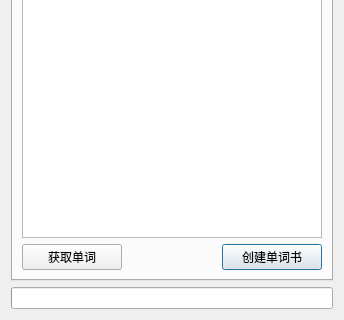
This is src/UIForm/main_ui.ui in bet4it/shanbay2anki as Qt 5 draws it before an edit; both pictures show x 0 to 344 and y 162 to 482 of the 344 by 482 pixel window. The edited form follows.
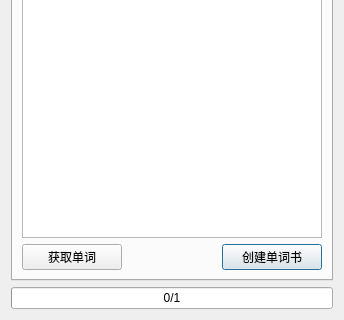
This is the edited form.

```diff
--- a/src/UIForm/main_ui.ui
+++ b/src/UIForm/main_ui.ui
@@ -203,11 +203,14 @@
    </item>
    <item>
     <widget class="QProgressBar" name="progressBar">
+     <property name="maximum">
+      <number>1</number>
+     </property>
      <property name="value">
       <number>0</number>
      </property>
-     <property name="textVisible">
-      <bool>false</bool>
+     <property name="format">
+      <string>%v/%m</string>
      </property>
     </widget>
    </item>
```
